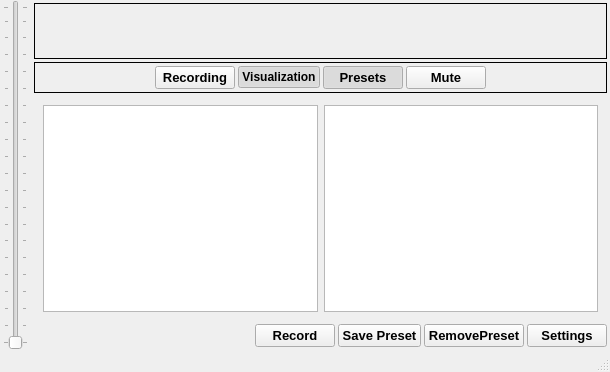
Old version of the form finny/ui/mainwindow.ui in the repository RyanNerd/finny.
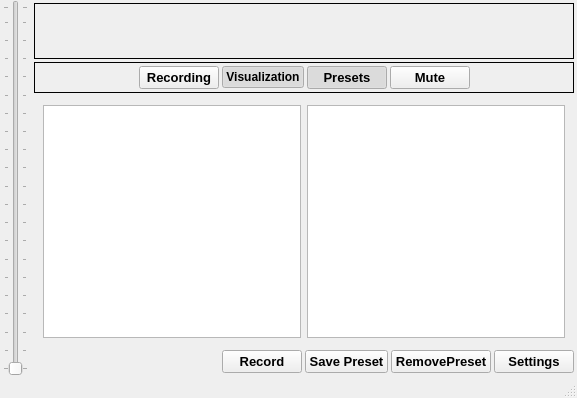
New version of the form. Icons and pictures are not drawn.

What changed in the file:
```diff
--- a/finny/ui/mainwindow.ui
+++ b/finny/ui/mainwindow.ui
@@ -6,8 +6,8 @@
    <rect>
     <x>0</x>
     <y>0</y>
-    <width>610</width>
-    <height>372</height>
+    <width>577</width>
+    <height>398</height>
    </rect>
   </property>
   <property name="sizePolicy">
@@ -142,8 +142,8 @@
                </property>
                <property name="iconSize">
                 <size>
-                 <width>64</width>
-                 <height>64</height>
+                 <width>44</width>
+                 <height>44</height>
                 </size>
                </property>
                <property name="autoRepeat">
@@ -180,8 +180,8 @@
                </property>
                <property name="iconSize">
                 <size>
-                 <width>64</width>
-                 <height>64</height>
+                 <width>44</width>
+                 <height>44</height>
                 </size>
                </property>
                <property name="autoRepeat">
@@ -201,11 +201,23 @@
              <item>
               <widget class="QPushButton" name="Frequency">
                <property name="sizePolicy">
-                <sizepolicy hsizetype="Minimum" vsizetype="Minimum">
+                <sizepolicy hsizetype="Fixed" vsizetype="Minimum">
                  <horstretch>0</horstretch>
                  <verstretch>0</verstretch>
                 </sizepolicy>
                </property>
+               <property name="minimumSize">
+                <size>
+                 <width>150</width>
+                 <height>0</height>
+                </size>
+               </property>
+               <property name="maximumSize">
+                <size>
+                 <width>150</width>
+                 <height>16777215</height>
+                </size>
+               </property>
                <property name="baseSize">
                 <size>
                  <width>300</width>
@@ -247,8 +259,8 @@
                </property>
                <property name="iconSize">
                 <size>
-                 <width>64</width>
-                 <height>64</height>
+                 <width>44</width>
+                 <height>44</height>
                 </size>
                </property>
                <property name="autoRepeat">
@@ -282,8 +294,8 @@
                </property>
                <property name="iconSize">
                 <size>
-                 <width>64</width>
-                 <height>64</height>
+                 <width>44</width>
+                 <height>44</height>
                 </size>
                </property>
                <property name="autoRepeat">
```
Left out of the diff: 22 changed lines with no effect on the pictures.
